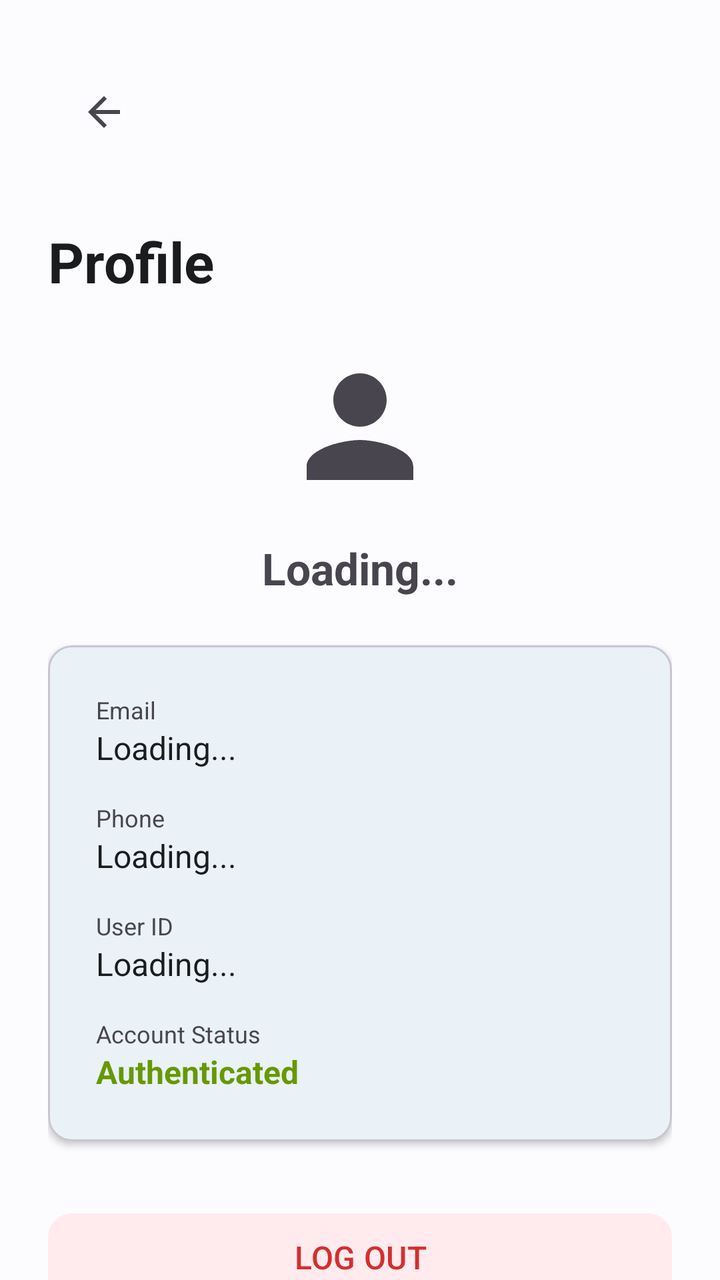
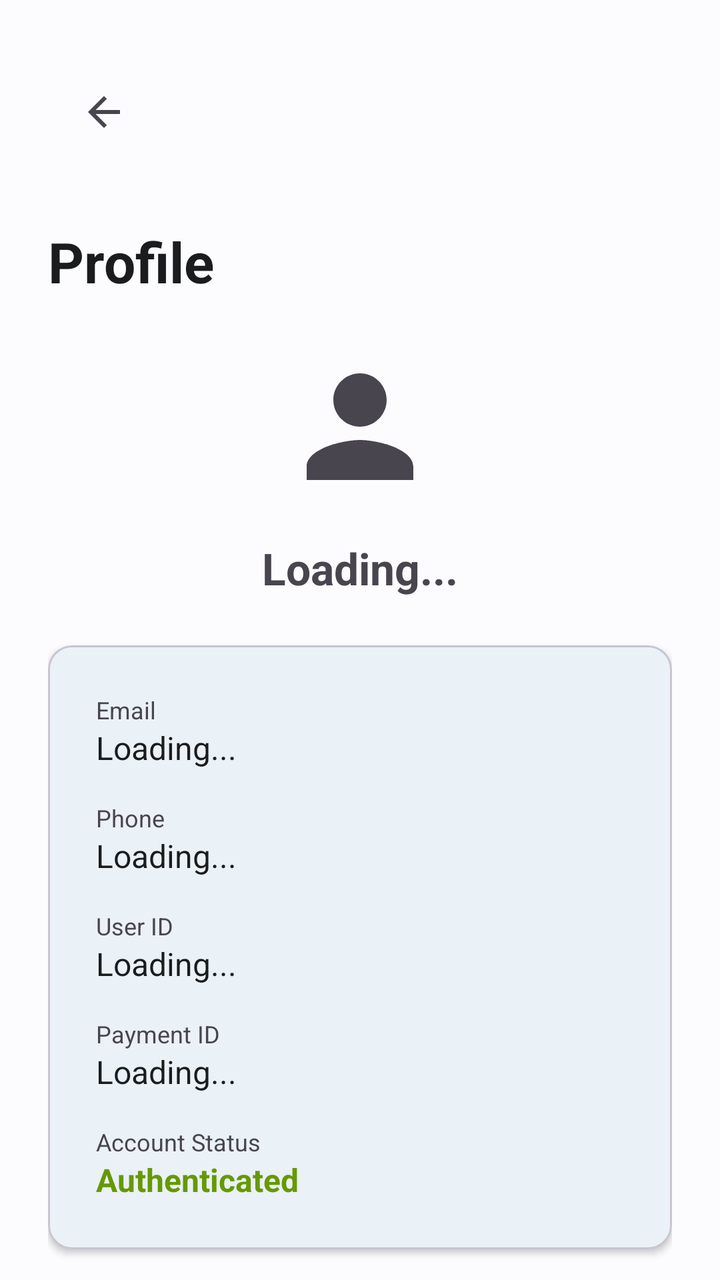

Two renders of the same Android screen: before a commit and after it. Below are the layout's source before the change and the commit's diff.
<!-- AndroidManifest.xml: application theme Theme.LastMileBanking -->
<!-- res/layout/fragment_profile.xml -->
<?xml version="1.0" encoding="utf-8"?>
<androidx.core.widget.NestedScrollView xmlns:android="http://schemas.android.com/apk/res/android"
    xmlns:app="http://schemas.android.com/apk/res-auto"
    android:layout_width="match_parent"
    android:layout_height="match_parent"
    android:fillViewport="true"
    android:background="?android:attr/colorBackground">

    <androidx.constraintlayout.widget.ConstraintLayout
        android:layout_width="match_parent"
        android:layout_height="wrap_content"
        android:padding="24dp">

        <com.google.android.material.appbar.MaterialToolbar
            android:id="@+id/toolbar"
            android:layout_width="match_parent"
            android:layout_height="wrap_content"
            app:navigationIcon="@drawable/ic_arrow_back"
            app:layout_constraintTop_toTopOf="parent"
            app:layout_constraintStart_toStartOf="parent"
            app:layout_constraintEnd_toEndOf="parent" />

        <TextView
            android:id="@+id/tvProfileTitle"
            android:layout_width="wrap_content"
            android:layout_height="wrap_content"
            android:layout_marginTop="24dp"
            android:text="Profile"
            android:textSize="28sp"
            android:textStyle="bold"
            android:textColor="?attr/colorOnBackground"
            app:layout_constraintTop_toBottomOf="@id/toolbar"
            app:layout_constraintStart_toStartOf="parent" />

        
        <ImageView
            android:id="@+id/ivAvatar"
            android:layout_width="80dp"
            android:layout_height="80dp"
            android:layout_marginTop="24dp"
            android:src="@drawable/ic_profile"
            app:layout_constraintTop_toBottomOf="@id/tvProfileTitle"
            app:layout_constraintStart_toStartOf="parent"
            app:layout_constraintEnd_toEndOf="parent" />

        <TextView
            android:id="@+id/tvName"
            android:layout_width="wrap_content"
            android:layout_height="wrap_content"
            android:layout_marginTop="16dp"
            android:text="Loading..."
            android:textSize="22sp"
            android:textStyle="bold"
            app:layout_constraintTop_toBottomOf="@id/ivAvatar"
            app:layout_constraintStart_toStartOf="parent"
            app:layout_constraintEnd_toEndOf="parent" />

        
        <com.google.android.material.card.MaterialCardView
            android:id="@+id/cvDetails"
            android:layout_width="match_parent"
            android:layout_height="wrap_content"
            android:layout_marginTop="24dp"
            app:cardCornerRadius="12dp"
            app:cardElevation="2dp"
            app:layout_constraintTop_toBottomOf="@id/tvName">

            <LinearLayout
                android:layout_width="match_parent"
                android:layout_height="wrap_content"
                android:orientation="vertical"
                android:padding="24dp">

                <TextView
                    android:layout_width="wrap_content"
                    android:layout_height="wrap_content"
                    android:text="Email"
                    android:textSize="12sp"
                    android:textColor="?attr/colorOnSurfaceVariant" />
                <TextView
                    android:id="@+id/tvEmail"
                    android:layout_width="wrap_content"
                    android:layout_height="wrap_content"
                    android:text="Loading..."
                    android:textSize="16sp"
                    android:textColor="?attr/colorOnSurface"
                    android:layout_marginBottom="16dp" />

                <TextView
                    android:layout_width="wrap_content"
                    android:layout_height="wrap_content"
                    android:text="Phone"
                    android:textSize="12sp"
                    android:textColor="?attr/colorOnSurfaceVariant" />
                <TextView
                    android:id="@+id/tvPhone"
                    android:layout_width="wrap_content"
                    android:layout_height="wrap_content"
                    android:text="Loading..."
                    android:textSize="16sp"
                    android:textColor="?attr/colorOnSurface"
                    android:layout_marginBottom="16dp" />

                <TextView
                    android:layout_width="wrap_content"
                    android:layout_height="wrap_content"
                    android:text="User ID"
                    android:textSize="12sp"
                    android:textColor="?attr/colorOnSurfaceVariant" />
                <TextView
                    android:id="@+id/tvUserId"
                    android:layout_width="wrap_content"
                    android:layout_height="wrap_content"
                    android:text="Loading..."
                    android:textSize="16sp"
                    android:textColor="?attr/colorOnSurface"
                    android:layout_marginBottom="16dp" />

                <TextView
                    android:layout_width="wrap_content"
                    android:layout_height="wrap_content"
                    android:text="Account Status"
                    android:textSize="12sp"
                    android:textColor="?attr/colorOnSurfaceVariant" />
                <TextView
                    android:id="@+id/tvAccountStatus"
                    android:layout_width="wrap_content"
                    android:layout_height="wrap_content"
                    android:text="Authenticated"
                    android:textSize="16sp"
                    android:textColor="@android:color/holo_green_dark"
                    android:textStyle="bold" />

            </LinearLayout>
        </com.google.android.material.card.MaterialCardView>

        <LinearLayout
            android:id="@+id/llLoading"
            android:layout_width="match_parent"
            android:layout_height="wrap_content"
            android:orientation="vertical"
            android:gravity="center"
            android:visibility="gone"
            app:layout_constraintTop_toBottomOf="@id/tvProfileTitle"
            app:layout_constraintBottom_toTopOf="@id/btnLogout">
            
            <ProgressBar
                android:layout_width="wrap_content"
                android:layout_height="wrap_content" />
            <TextView
                android:layout_width="wrap_content"
                android:layout_height="wrap_content"
                android:text="Loading profile..."
                android:layout_marginTop="8dp" />
        </LinearLayout>

        <LinearLayout
            android:id="@+id/llError"
            android:layout_width="match_parent"
            android:layout_height="wrap_content"
            android:orientation="vertical"
            android:gravity="center"
            android:visibility="gone"
            app:layout_constraintTop_toBottomOf="@id/tvProfileTitle"
            app:layout_constraintBottom_toTopOf="@id/btnLogout">
            
            <TextView
                android:layout_width="wrap_content"
                android:layout_height="wrap_content"
                android:text="Error loading profile."
                android:textColor="@android:color/holo_red_dark" />
            
            <com.google.android.material.button.MaterialButton
                android:id="@+id/btnRetry"
                style="?attr/materialButtonStyle"
                android:layout_width="wrap_content"
                android:layout_height="wrap_content"
                android:layout_marginTop="16dp"
                android:text="Retry" />
        </LinearLayout>

        <com.google.android.material.button.MaterialButton
            android:id="@+id/btnLogout"
            style="?attr/materialButtonStyle"
            android:layout_width="match_parent"
            android:layout_height="wrap_content"
            android:layout_marginTop="32dp"
            android:layout_marginBottom="32dp"
            android:text="LOG OUT"
            app:backgroundTint="#FFEBEE"
            android:textColor="#D32F2F"
            app:layout_constraintVertical_bias="1.0"
            app:layout_constraintTop_toBottomOf="@id/cvDetails"
            app:layout_constraintBottom_toBottomOf="parent" />

    </androidx.constraintlayout.widget.ConstraintLayout>
</androidx.core.widget.NestedScrollView>
<!-- resources referenced by this layout -->
<resources>
  <!-- drawable ic_arrow_back (drawable) -->
  <vector xmlns:android="http://schemas.android.com/apk/res/android"
      android:width="24dp"
      android:height="24dp"
      android:viewportWidth="24.0"
      android:viewportHeight="24.0"
      android:tint="?attr/colorControlNormal">
    <path
        android:fillColor="#FF000000"
        android:pathData="M20,11H7.83l5.59,-5.59L12,4l-8,8 8,8 1.41,-1.41L7.83,13H20v-2z"/>
  </vector>
  <!-- drawable ic_profile (drawable) -->
  <vector xmlns:android="http://schemas.android.com/apk/res/android"
      android:width="24dp"
      android:height="24dp"
      android:viewportWidth="24"
      android:viewportHeight="24"
      android:tint="?attr/colorControlNormal">
      <path
          android:fillColor="@android:color/white"
          android:pathData="M12,12c2.21,0 4,-1.79 4,-4s-1.79,-4 -4,-4 -4,1.79 -4,4 1.79,4 4,4zm0,2c-2.67,0 -8,1.34 -8,4v2h16v-2c0,-2.66 -5.33,-4 -8,-4z"/>
  </vector>
  <color name="md_theme_light_primary">#006495</color>
  <color name="md_theme_light_onPrimary">#FFFFFF</color>
  <color name="md_theme_light_primaryContainer">#CBE6FF</color>
  <color name="md_theme_light_onPrimaryContainer">#001E30</color>
  <color name="md_theme_light_secondary">#526070</color>
  <color name="md_theme_light_onSecondary">#FFFFFF</color>
  <color name="md_theme_light_secondaryContainer">#D5E4F7</color>
  <color name="md_theme_light_onSecondaryContainer">#0E1D2A</color>
  <color name="md_theme_light_background">#FCFCFF</color>
  <color name="md_theme_light_onBackground">#1A1C1E</color>
  <color name="md_theme_light_surface">#FCFCFF</color>
  <color name="md_theme_light_onSurface">#1A1C1E</color>
  <style name="Widget.LastMile.Button" parent="Widget.Material3.Button">
          <item name="android:minHeight">@dimen/button_height</item>
          <item name="cornerRadius">@dimen/card_corner_radius</item>
          <item name="android:textSize">16sp</item>
          <item name="android:layout_width">match_parent</item>
          <item name="android:layout_height">@dimen/button_height</item>
      </style>
  <style name="Widget.LastMile.TextInputLayout" parent="Widget.Material3.TextInputLayout.OutlinedBox">
          <item name="boxCornerRadiusTopStart">@dimen/card_corner_radius</item>
          <item name="boxCornerRadiusTopEnd">@dimen/card_corner_radius</item>
          <item name="boxCornerRadiusBottomStart">@dimen/card_corner_radius</item>
          <item name="boxCornerRadiusBottomEnd">@dimen/card_corner_radius</item>
          <item name="android:minHeight">@dimen/input_height</item>
          <item name="android:layout_width">match_parent</item>
          <item name="android:layout_height">wrap_content</item>
      </style>
  <style name="Widget.LastMile.TextInputEditText" parent="Widget.Material3.TextInputEditText.OutlinedBox">
          <item name="android:minHeight">@dimen/input_height</item>
          <item name="android:layout_width">match_parent</item>
          <item name="android:layout_height">wrap_content</item>
          <item name="android:textSize">16sp</item>
      </style>
  <dimen name="button_height">52dp</dimen>
  <dimen name="card_corner_radius">12dp</dimen>
  <dimen name="input_height">56dp</dimen>
  <!-- unchanged entries left out for length: 1 -->
</resources>

<!-- the commit's change to res/layout/fragment_profile.xml (unified diff, before → after) -->
@@ -119,6 +119,22 @@
                 <TextView
                     android:layout_width="wrap_content"
                     android:layout_height="wrap_content"
+                    android:text="Payment ID"
+                    android:textSize="12sp"
+                    android:textColor="?attr/colorOnSurfaceVariant" />
+                <TextView
+                    android:id="@+id/tvPaymentId"
+                    android:layout_width="wrap_content"
+                    android:layout_height="wrap_content"
+                    android:text="Loading..."
+                    android:textSize="16sp"
+                    android:textColor="?attr/colorOnSurface"
+                    android:textIsSelectable="true"
+                    android:layout_marginBottom="16dp" />
+
+                <TextView
+                    android:layout_width="wrap_content"
+                    android:layout_height="wrap_content"
                     android:text="Account Status"
                     android:textSize="12sp"
                     android:textColor="?attr/colorOnSurfaceVariant" />
@@ -180,17 +196,26 @@
         </LinearLayout>
 
         <com.google.android.material.button.MaterialButton
+            android:id="@+id/btnMyQr"
+            style="?attr/materialButtonStyle"
+            android:layout_width="match_parent"
+            android:layout_height="wrap_content"
+            android:layout_marginTop="32dp"
+            android:text="SHOW MY QR"
+            app:layout_constraintTop_toBottomOf="@id/cvDetails" />
+
+        <com.google.android.material.button.MaterialButton
             android:id="@+id/btnLogout"
             style="?attr/materialButtonStyle"
             android:layout_width="match_parent"
             android:layout_height="wrap_content"
-            android:layout_marginTop="32dp"
+            android:layout_marginTop="16dp"
             android:layout_marginBottom="32dp"
             android:text="LOG OUT"
             app:backgroundTint="#FFEBEE"
             android:textColor="#D32F2F"
             app:layout_constraintVertical_bias="1.0"
-            app:layout_constraintTop_toBottomOf="@id/cvDetails"
+            app:layout_constraintTop_toBottomOf="@id/btnMyQr"
             app:layout_constraintBottom_toBottomOf="parent" />
 
     </androidx.constraintlayout.widget.ConstraintLayout>
